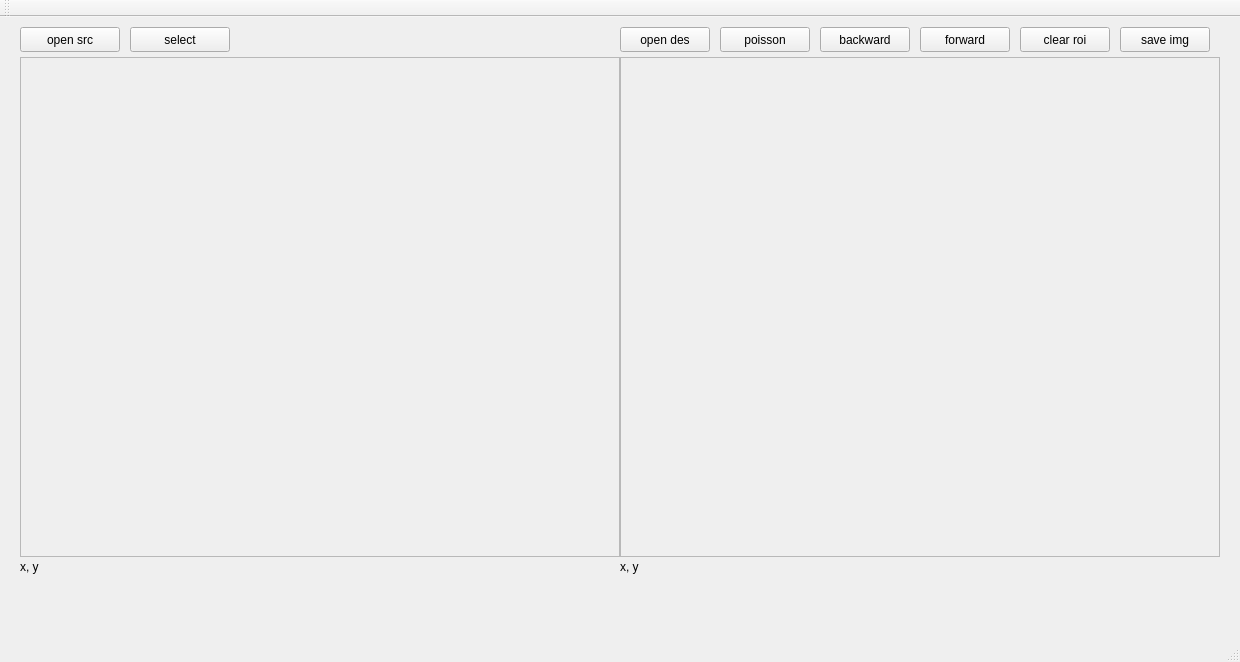
Old version of the form mainwindow.ui in the repository huochaitiantang/IBlending.
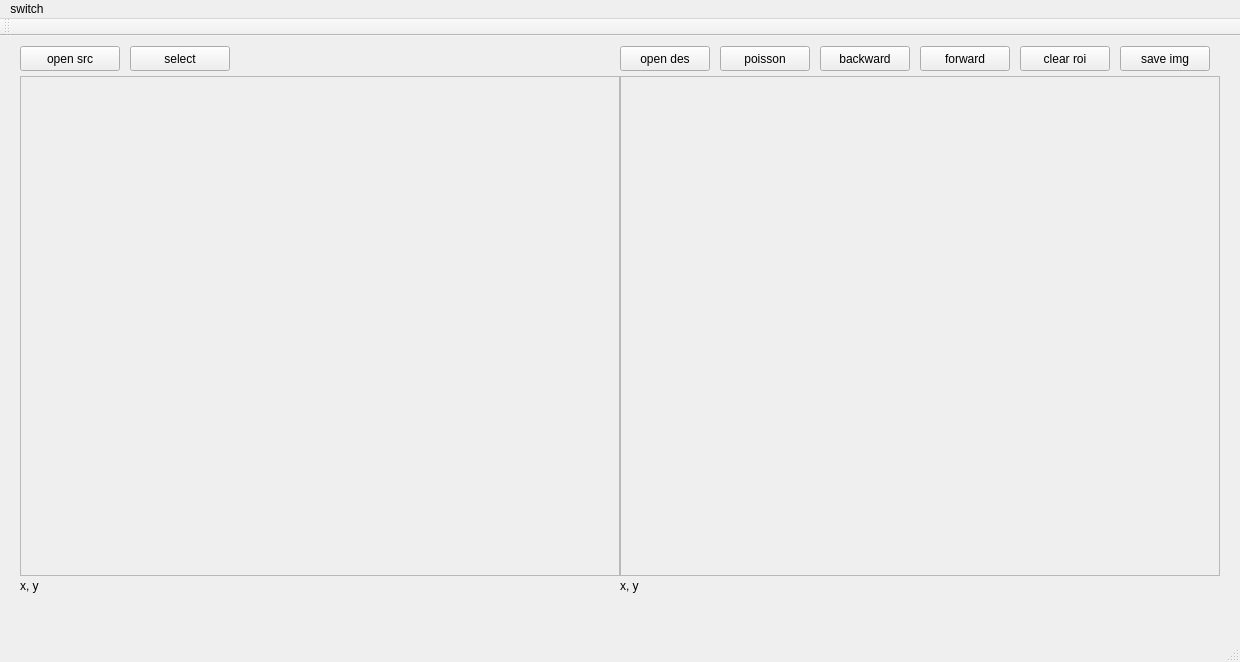
New version of the form.

The edit to the form file:
```diff
--- a/mainwindow.ui
+++ b/mainwindow.ui
@@ -212,6 +212,13 @@
      <height>25</height>
     </rect>
    </property>
+   <widget class="QMenu" name="menupoisson">
+    <property name="title">
+     <string>switch</string>
+    </property>
+    <addaction name="actiongo_to_switch"/>
+   </widget>
+   <addaction name="menupoisson"/>
   </widget>
   <widget class="QToolBar" name="mainToolBar">
    <attribute name="toolBarArea">
```
Left out of the diff: 15 changed lines with no effect on the pictures.
